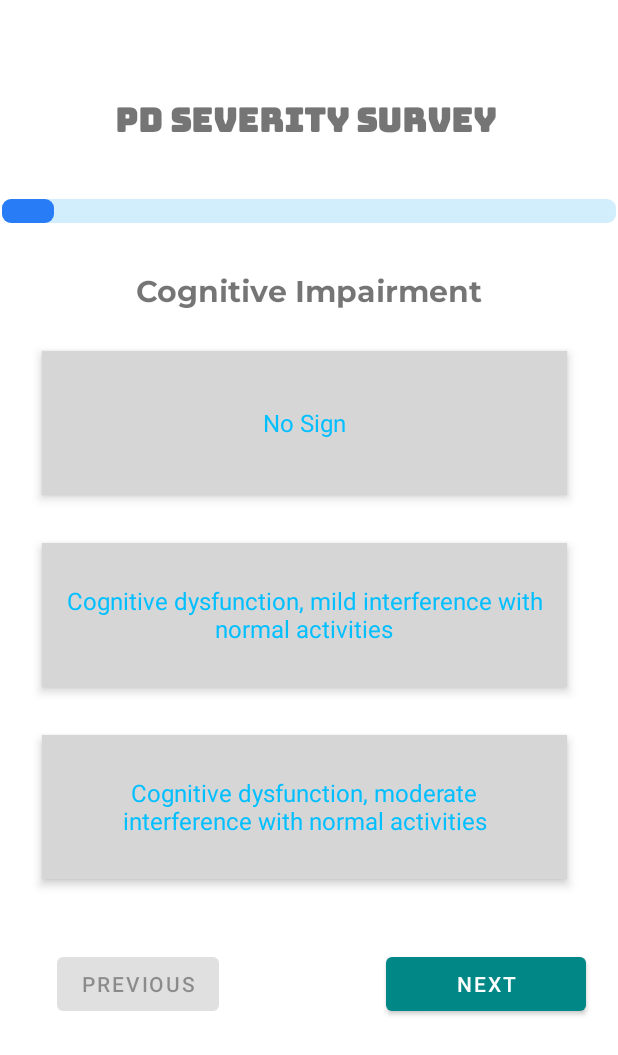
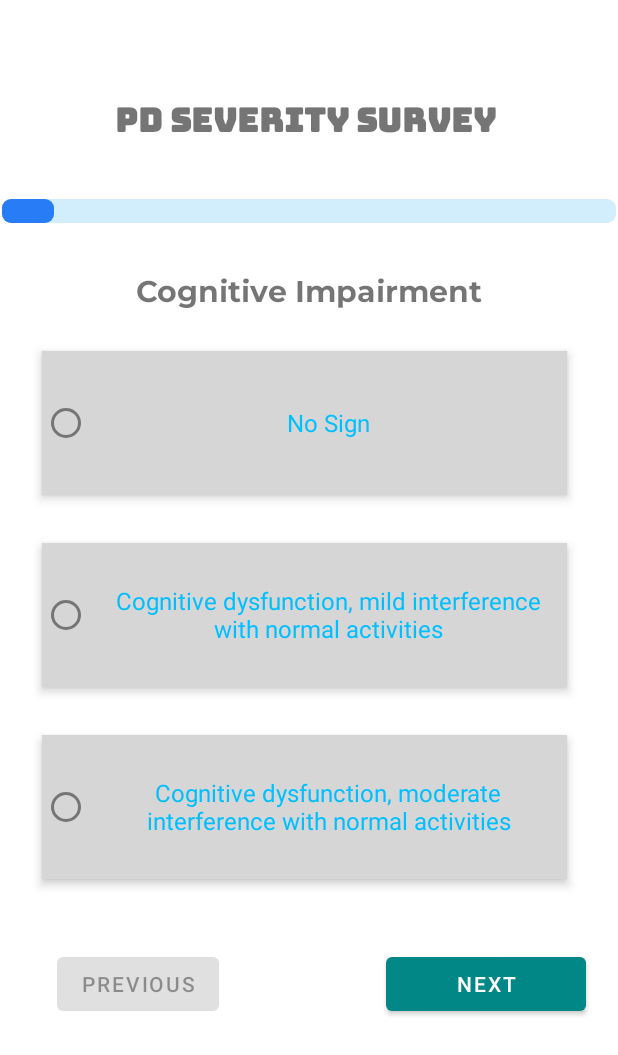
Before and after one commit to NaveenParamasivam/PD-Detect, an Android app: the severityquestion screen opened directly, with no data from a screen before it, on a phone screen of 412 x 824 dp. Shown: the top 1055 px of the screen. Run offline under Robolectric (Android 15) with nearby library versions, the phone set to English and light mode, and no system bars; Roboto replaces fonts that are not available here.

Commit message:
Radio button

```diff
--- a/app/src/main/res/layout/severityquestion.xml
+++ b/app/src/main/res/layout/severityquestion.xml
@@ -84,7 +84,6 @@
                     android:layout_gravity="center"
                     android:layout_margin="16dp"
                     android:background="@drawable/radio_selector"
-                    android:button="@android:color/transparent"
                     android:elevation="4dp"
                     android:fontFamily="@font/doppio_one"
                     android:padding="16dp"
@@ -103,7 +102,6 @@
                     android:layout_gravity="center"
                     android:layout_margin="16dp"
                     android:background="@drawable/radio_selector"
-                    android:button="@android:color/transparent"
                     android:elevation="4dp"
                     android:fontFamily="@font/doppio_one"
                     android:padding="16dp"
@@ -121,7 +119,6 @@
                     android:layout_gravity="center"
                     android:layout_margin="16dp"
                     android:background="@drawable/radio_selector"
-                    android:button="@android:color/transparent"
                     android:elevation="4dp"
                     android:fontFamily="@font/doppio_one"
                     android:padding="16dp"
@@ -139,7 +136,6 @@
                     android:layout_gravity="center"
                     android:layout_margin="16dp"
                     android:background="@drawable/radio_selector"
-                    android:button="@android:color/transparent"
                     android:elevation="4dp"
                     android:fontFamily="@font/doppio_one"
                     android:padding="16dp"
```
